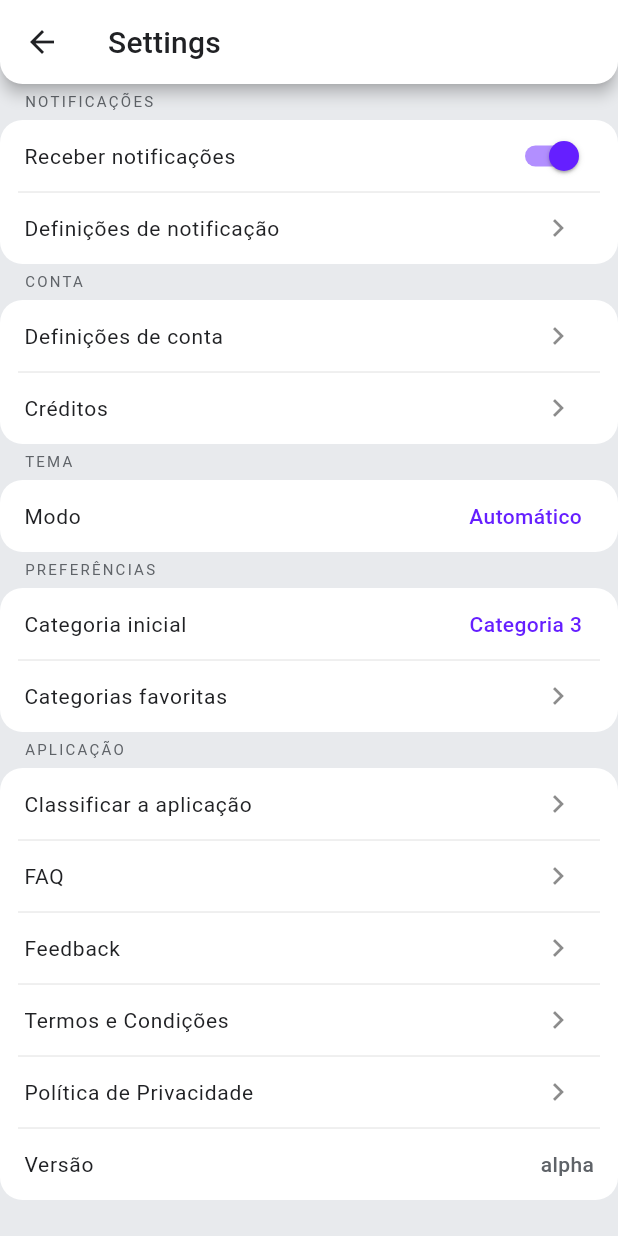
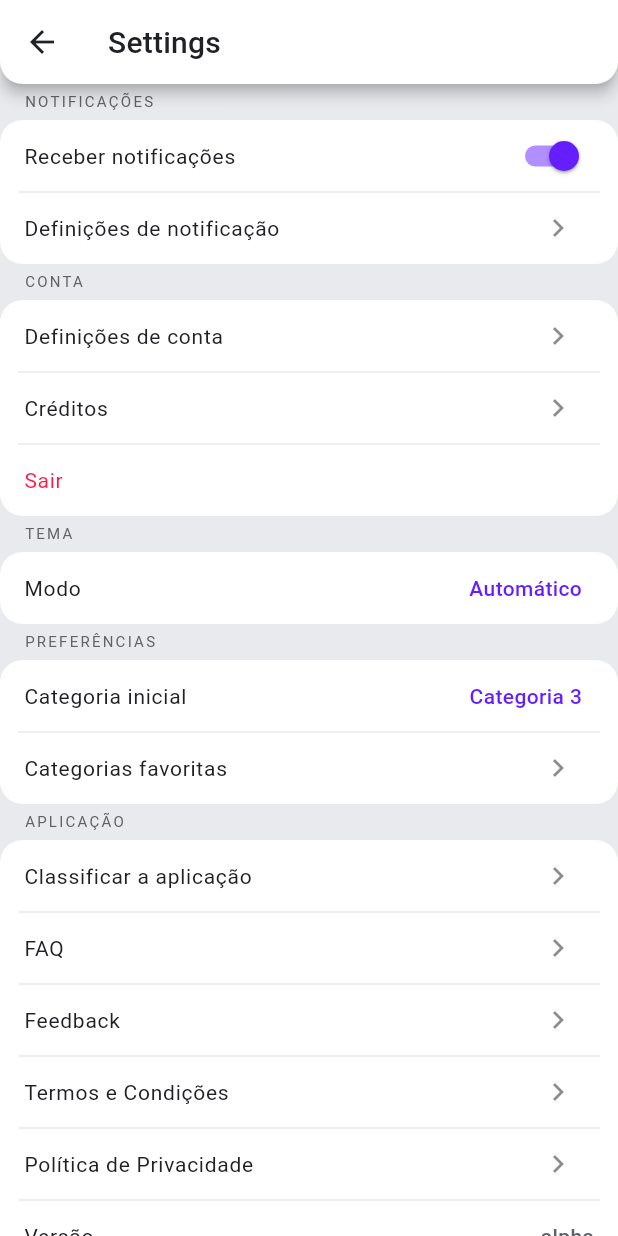
Before and after one commit to ggalambas/events, a Flutter app: the SettingsScreen screen opened by its route, on a phone screen of 412 x 824 dp. Run offline on Flutter 3.47's test engine with Material 2 defaults, Android fonts, the phone set to English and light mode, and no system bars; our stand-ins replace auto_route, cloud_firestore, dartz, faker, firebase_auth, firebase_core and 9 more; missing offline and left inert: flutter_custom_tabs, flutter_facebook_auth, flutter_statusbarcolor; accounts and stored records are empty; generated files the repository leaves out were written again; statements that could not run were skipped.

```diff
--- a/lib/app/drawer/category_model.dart
+++ b/lib/app/drawer/category_model.dart
@@ -17,7 +17,7 @@ class CategoryModel extends BaseModel {
   final IEventRepository _eventRepository;
 
   CategoryModel(this._categoryRepository, this._eventRepository) {
-    getAll();
+    // getAll();
   }
 
   List<Category> _categories = [];
--- a/lib/ui/screens/settings_screen.dart
+++ b/lib/ui/screens/settings_screen.dart
@@ -1,8 +1,11 @@
+import 'package:events/app/auth/auth_model.dart';
+import 'package:events/config/constants.dart';
 import 'package:events/ui/appbar/rounded_bar.dart';
 import 'package:events/ui/body/components/list_group.dart';
 import 'package:events/ui/body/components/list_subtitle.dart';
 import 'package:events/ui/settings/components/setting_item.dart';
 import 'package:flutter/material.dart';
+import 'package:provider/provider.dart';
 
 //TODO
 //* Merge all listTiles
@@ -42,6 +45,20 @@ class SettingsScreen extends StatelessWidget {
               SettingItem.more(
                 title: 'Créditos',
                 onPressed: () {},
+              ),
+              ListTile(
+                shape: RoundedRectangleBorder(
+                  borderRadius: BorderRadius.circular(kBorderRadiusBig),
+                ),
+                dense: true,
+                title: Text(
+                  'Sair',
+                  style: theme.textTheme.bodyText1.copyWith(
+                    color: theme.colorScheme.error,
+                  ),
+                ),
+                onTap: () =>
+                    Provider.of<AuthModel>(context, listen: false).signedOut(),
               ),
             ],
           ),
--- a/lib/ui/screens/splash_screen.dart
+++ b/lib/ui/screens/splash_screen.dart
@@ -1,4 +1,7 @@
+import 'package:events/app/auth/auth_model.dart';
 import 'package:flutter/material.dart';
+import 'package:flutter/scheduler.dart';
+import 'package:provider/provider.dart';
 
 class SplashScreen extends StatelessWidget {
   @override
```
Also changed, not shown: lib/app/auth/auth_model.dart (+9 -2 lines), lib/ui/auth/components/sign_in_error.dart (+6 -1 lines).
